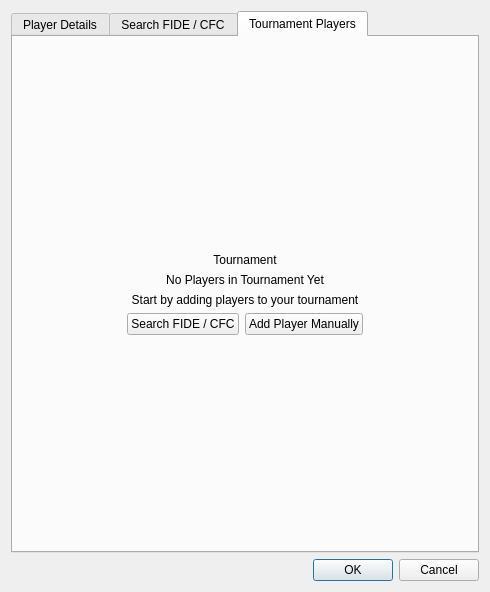
The window that src/gambitpairing/ui/player_management_dialog.ui (gambit-devs/gambit-pairing) describes before a commit, drawn with Qt 5.
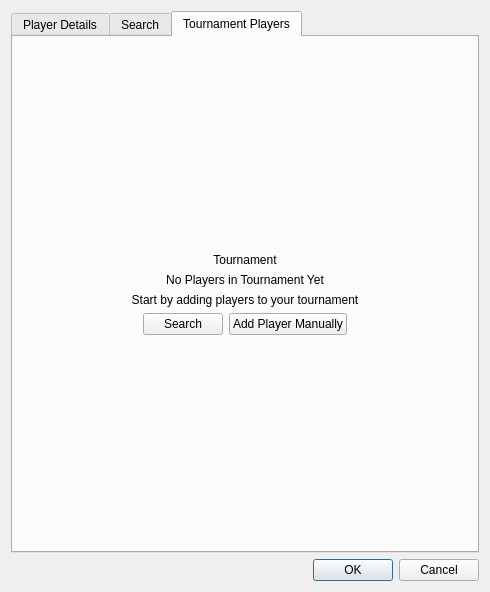
The same window after the commit. The open tabs and pages were chosen to show the change.

Commit message:
Shorten player search labels
Rename the player management search tab and button from “Search FIDE / CFC” to “Search” for a cleaner interface.

Diff of the .ui file:
```diff
--- a/src/gambitpairing/ui/player_management_dialog.ui
+++ b/src/gambitpairing/ui/player_management_dialog.ui
@@ -487,7 +487,7 @@
      </widget>
      <widget class="QWidget" name="search_tab">
       <attribute name="title">
-       <string>Search FIDE / CFC</string>
+       <string>Search</string>
       </attribute>
       <layout class="QVBoxLayout" name="search_tab_layout">
        <item>
@@ -813,7 +813,7 @@
              <item>
               <widget class="QPushButton" name="btn_empty_go_search">
                <property name="text">
-                <string>Search FIDE / CFC</string>
+                <string>Search</string>
                </property>
               </widget>
              </item>
```
